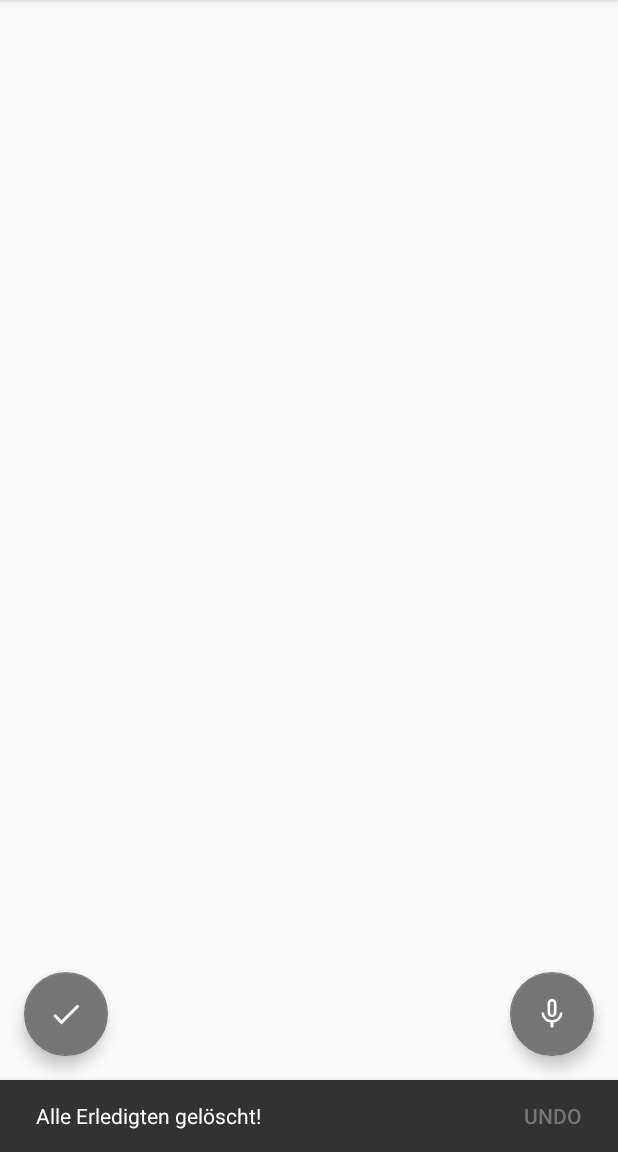
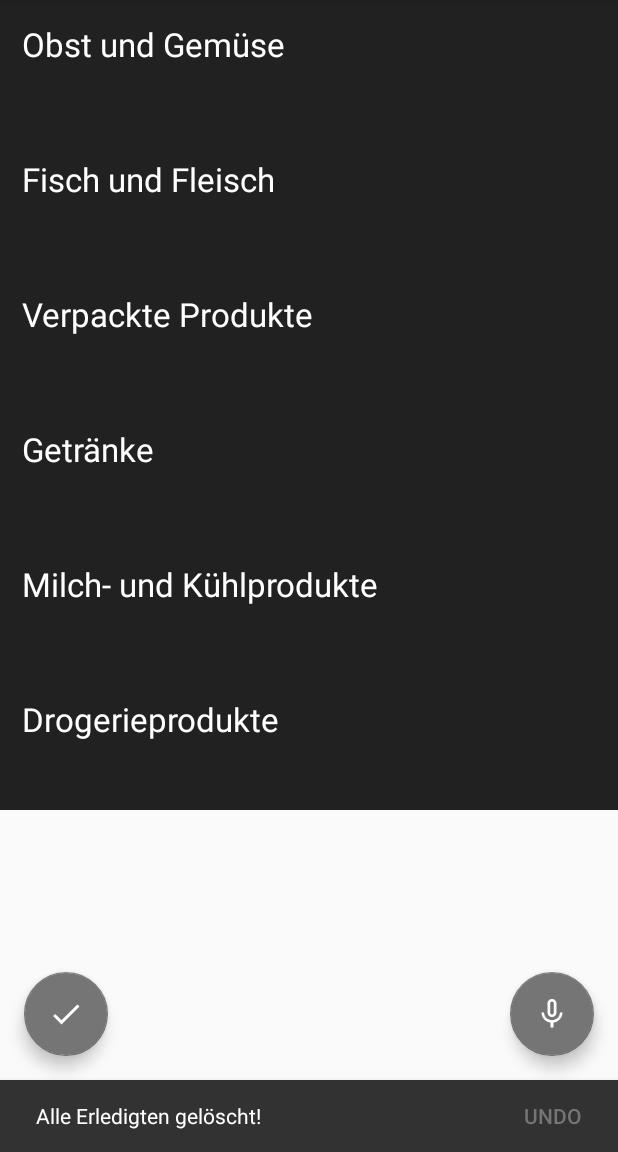
Before and after one commit to KarlEisenkolb/DigitalerEinkaufszettelAndroid, an Android app: the screen it shows after launch (MainActivity), after a tap on an icon or button, on a phone screen of 412 x 824 dp, the part 84-1236 px from its top. Run offline under Robolectric (Android 15) with nearby library versions, the light colour scheme and no system bars; our stand-ins replace Firebase (no records; nobody signed in at launch, a user with empty details on screens opened directly); 1 statement that could not run was skipped.

Commit message:
Kategorien Grundgerüst

```diff
--- a/app/src/main/java/com/example/android/interaktivereinkaufszettel/MainActivity.java
+++ b/app/src/main/java/com/example/android/interaktivereinkaufszettel/MainActivity.java
@@ -4,6 +4,7 @@ import android.Manifest;
 import android.content.Context;
 import android.content.Intent;
 import android.content.pm.PackageManager;
+import android.graphics.Color;
 import android.media.AudioAttributes;
 import android.media.AudioManager;
 import android.media.SoundPool;
@@ -20,9 +21,13 @@ import android.view.KeyEvent;
 import android.view.Menu;
 import android.view.MenuItem;
 import android.view.View;
+import android.view.ViewGroup;
+import android.widget.LinearLayout;
+import android.widget.TextView;
 
 import com.firebase.ui.firestore.FirestoreRecyclerOptions;
 import com.google.android.material.floatingactionbutton.FloatingActionButton;
+import com.google.android.material.resources.TextAppearance;
 import com.google.android.material.snackbar.Snackbar;
 import com.google.firebase.firestore.CollectionReference;
 import com.google.firebase.firestore.DocumentChange;
@@ -39,6 +44,7 @@ import java.util.List;
 import java.util.Locale;
 
 import androidx.appcompat.app.AppCompatActivity;
+import androidx.appcompat.view.ContextThemeWrapper;
 import androidx.appcompat.widget.Toolbar;
 import androidx.core.content.ContextCompat;
 import androidx.recyclerview.widget.ItemTouchHelper;
@@ -84,11 +90,38 @@ public class MainActivity extends AppCompatActivity {
                 .setQuery(firebaseCollectionReference.orderBy("adapterPos", Query.Direction.DESCENDING), Note.class)
                 .build();
 
-        final RecyclerView recyclerView = findViewById(R.id.recycler_view);
+        List<String> category = new ArrayList<>();
+        category.add("Obst und Gemüse");
+        category.add("Fisch und Fleisch");
+        category.add("Verpackte Produkte");
+        category.add("Getränke");
+        category.add("Milch- und Kühlprodukte");
+        category.add("Drogerieprodukte");
+
+        LinearLayout main_layout = findViewById(R.id.main_layout);
+        for (String currentCategory : category) {
+
+
+            TextView categoryView = new TextView(new ContextThemeWrapper(this, R.style.categoryStyle), null, 0);
+            categoryView.setText(currentCategory);
+            categoryView.setLayoutParams(new ViewGroup.LayoutParams(ViewGroup.LayoutParams.MATCH_PARENT, (int) dpToPx(this, 90)));
+            int dp = (int) dpToPx(this, 15);
+            categoryView.setPadding(dp, dp, dp, dp);
+            categoryView.setBackgroundColor(Color.parseColor("#212121"));
+            main_layout.addView(categoryView);
+
+        }
+
+        final RecyclerView recyclerView = new RecyclerView(this);
         recyclerView.setLayoutManager(new LinearLayoutManager(this));
         recyclerView.setNestedScrollingEnabled(false);
         adapter = new NoteAdapter(options);
         recyclerView.setAdapter(adapter);
+        main_layout.addView(recyclerView);
+
+        View pufferView = new View(this);
+        pufferView.setLayoutParams(new ViewGroup.LayoutParams(ViewGroup.LayoutParams.MATCH_PARENT, (int) dpToPx(this, 200)));
+        main_layout.addView(pufferView);
 
         new ItemTouchHelper(new ItemTouchHelper.SimpleCallback(0,
                 ItemTouchHelper.LEFT | ItemTouchHelper.RIGHT) {
@@ -325,4 +358,10 @@ public class MainActivity extends AppCompatActivity {
         soundPool = null;
     }
 
+    public static float dpToPx(Context context, float dp) {
+        float density = context.getResources().getDisplayMetrics().density;
+        float pixel = dp * density;
+        return pixel;
+    }
+
 }
--- a/app/src/main/res/layout/content_main.xml
+++ b/app/src/main/res/layout/content_main.xml
@@ -7,22 +7,12 @@
     app:layout_behavior="@string/appbar_scrolling_view_behavior">
 
 <LinearLayout
+    android:textAppearance="@style/TextAppearance.AppCompat.Large"
+    android:id="@+id/main_layout"
     android:layout_width="match_parent"
     android:layout_height="wrap_content"
     tools:context=".MainActivity"
     tools:showIn="@layout/activity_main"
     android:orientation="vertical">
-    <RelativeLayout
-        android:layout_width="match_parent"
-        android:layout_height="wrap_content">
-    <androidx.recyclerview.widget.RecyclerView
-        android:id="@+id/recycler_view"
-        android:layout_width="match_parent"
-        android:layout_height="wrap_content"
-        tools:listitem="@layout/note_item" />
-    </RelativeLayout>
-    <View
-        android:layout_width="match_parent"
-        android:layout_height="200dp" />
 </LinearLayout>
 </ScrollView>
--- a/app/src/main/res/layout/note_item.xml
+++ b/app/src/main/res/layout/note_item.xml
@@ -2,7 +2,7 @@
 <androidx.cardview.widget.CardView xmlns:android="http://schemas.android.com/apk/res/android"
     android:layout_width="match_parent"
     android:layout_height="wrap_content"
-    android:layout_margin="4dp">
+    android:layout_margin="1dp">
 
     <RelativeLayout
         android:id="@+id/list_item_color"
--- a/app/src/main/res/values/styles.xml
+++ b/app/src/main/res/values/styles.xml
@@ -17,4 +17,9 @@
 
     <style name="AppTheme.PopupOverlay" parent="ThemeOverlay.AppCompat.Light" />
 
+    <style name="categoryStyle">
+        <item name="android:textAppearance">@style/TextAppearance.AppCompat.Large</item>
+        <item name="android:textColor">@android:color/white</item>
+    </style>
+
 </resources>
```
